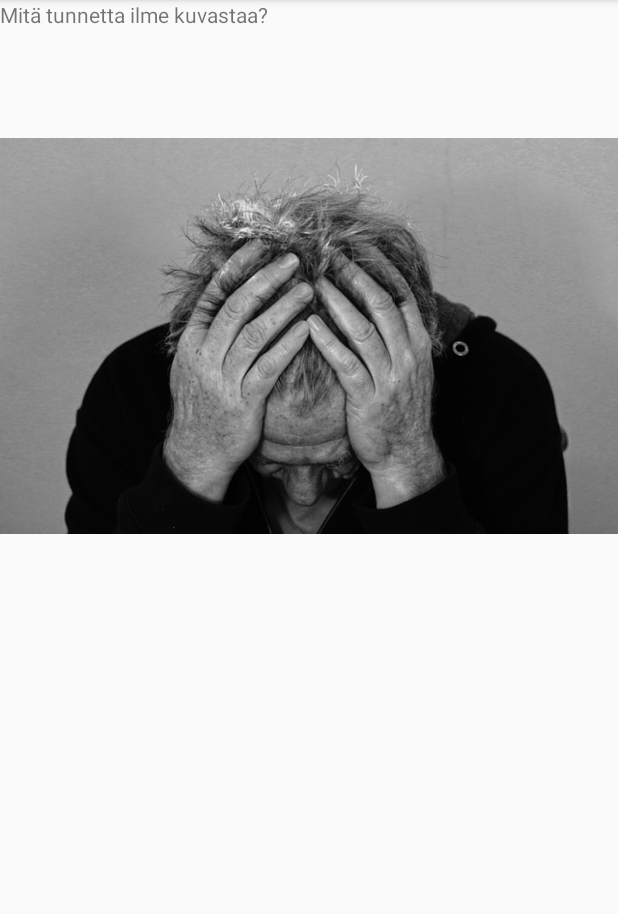
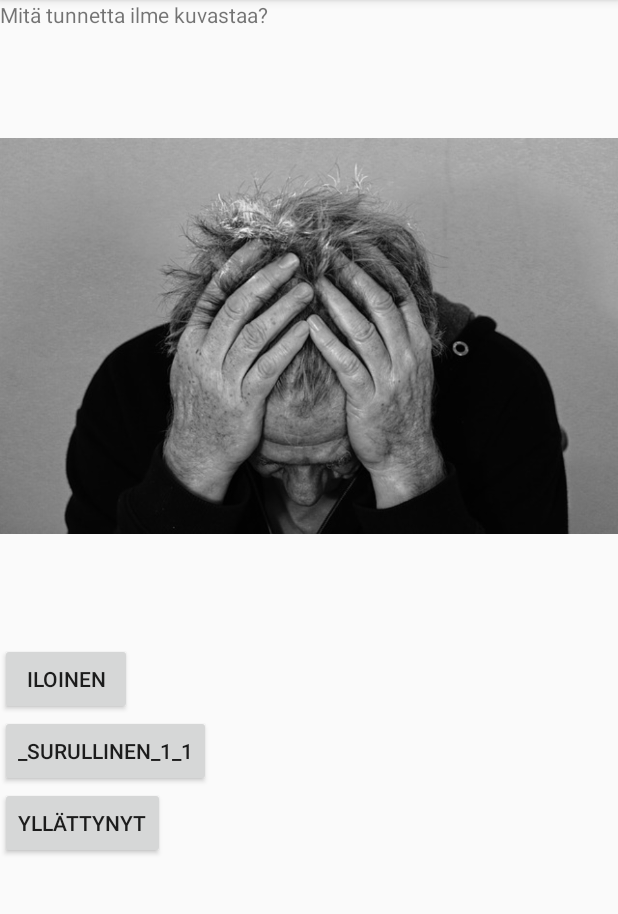
Before and after one commit to Malitsu/projectparsta, an Android app: the Game screen opened directly, with no data from a screen before it, on a phone screen of 412 x 824 dp, the part 84-998 px from its top. Run offline under Robolectric (Android 15) with nearby library versions, the phone set to English and light mode, and no system bars.

Commit message:
Button Grid test.

```diff
--- a/app/src/main/java/fi/tuni/parsta/Game.java
+++ b/app/src/main/java/fi/tuni/parsta/Game.java
@@ -6,6 +6,8 @@ import android.content.res.Resources;
 import android.os.Bundle;
 import android.util.Log;
 import android.util.TypedValue;
+import android.widget.Button;
+import android.widget.GridLayout;
 import android.widget.ImageView;
 
 import com.google.gson.Gson;
@@ -72,7 +74,13 @@ public class Game extends AppCompatActivity {
         Log.d("JEE", answerOptions.toString());
 
         //Create buttons with answer options
+        GridLayout gridLayout = findViewById(R.id.button_grid);
 
+        for (String answer : answerOptions) {
+            Button myButton = new Button(this);
+            myButton.setText(answer);
+            gridLayout.addView(myButton);
+        }
 
 
 //        if(questionImgName.contains(****pressedButtonText****)){
--- a/app/src/main/res/layout/activity_game.xml
+++ b/app/src/main/res/layout/activity_game.xml
@@ -14,5 +14,12 @@
         android:layout_width="match_parent"
         android:layout_height="wrap_content"
         android:src="@drawable/face_iloinen_1_3" />
+    <GridLayout
+        android:layout_width="wrap_content"
+        android:layout_height="wrap_content"
+        android:columnCount="1"
+        android:id="@+id/button_grid"
+        >
+    </GridLayout>
 
 </LinearLayout>
```
